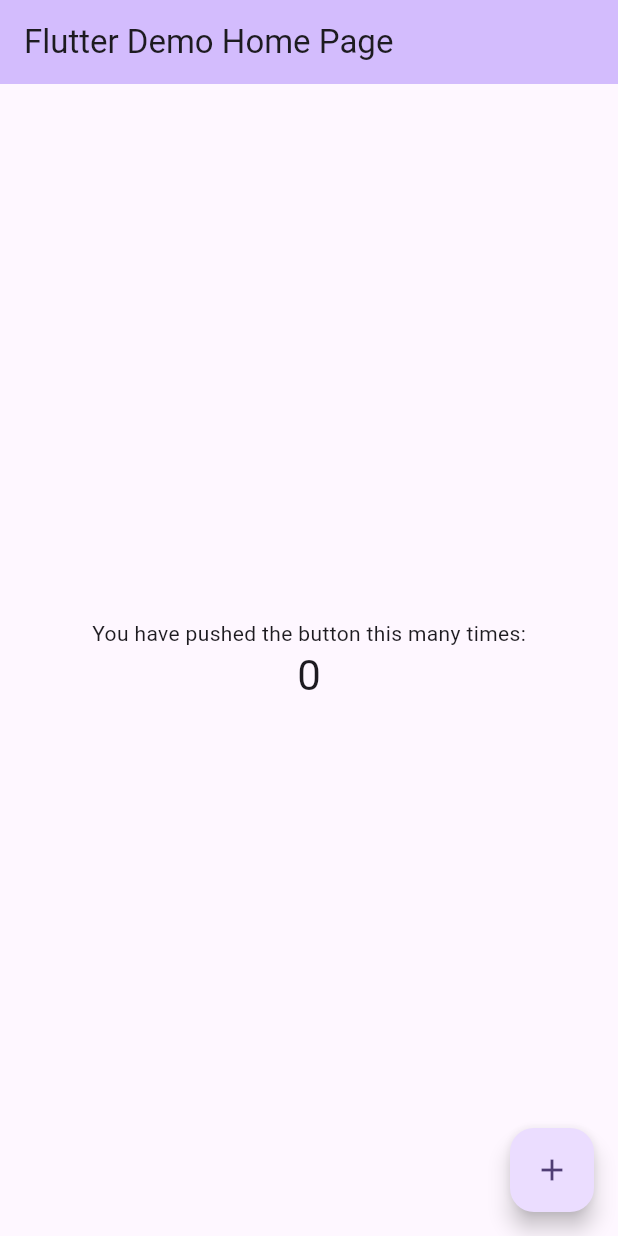
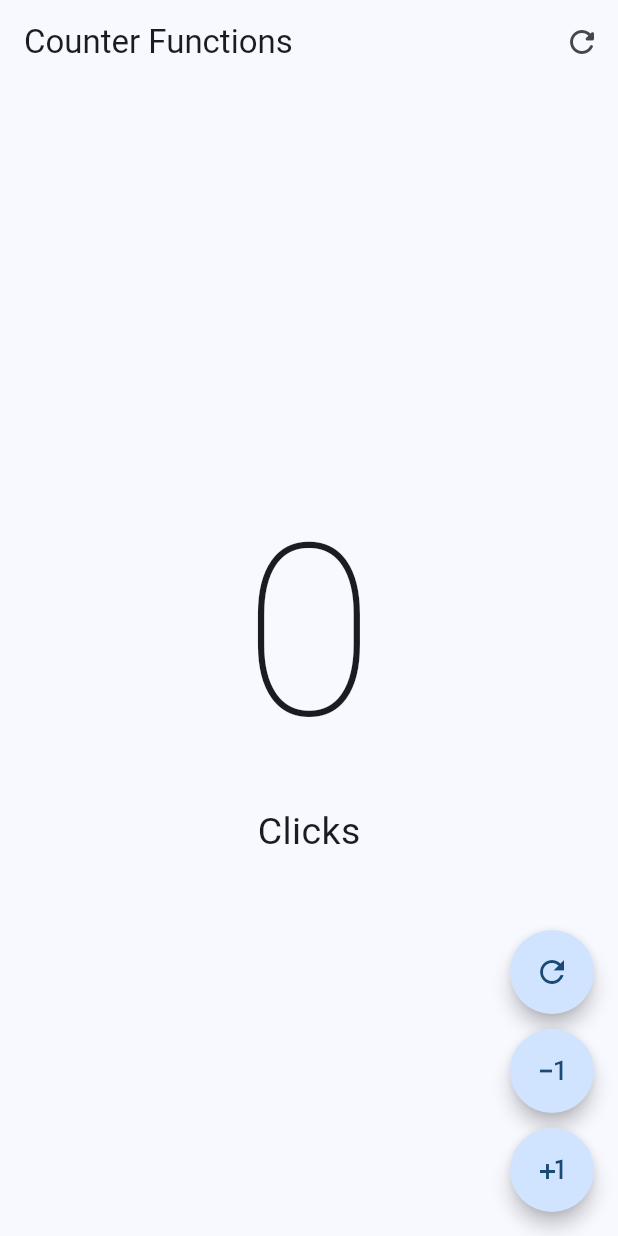
Before and after one commit to smaringen/FlutterLearning, a Flutter app: the screen it shows after launch, on a phone screen of 412 x 824 dp. Run offline on Flutter 3.47's test engine with Material 3 defaults, Android fonts, the phone set to English and light mode, and no system bars.

Commit message:
Aplicaciópn contador

```diff
--- a/hello_world_app/analysis_options.yaml
+++ b/hello_world_app/analysis_options.yaml
@@ -21,8 +21,8 @@ linter:
   # `// ignore_for_file: name_of_lint` syntax on the line or in the file
   # producing the lint.
   rules:
-    # avoid_print: false  # Uncomment to disable the `avoid_print` rule
-    # prefer_single_quotes: true  # Uncomment to enable the `prefer_single_quotes` rule
+    avoid_print: true  # Uncomment to disable the `avoid_print` rule
+    prefer_single_quotes: true  # Uncomment to enable the `prefer_single_quotes` rule
 
 # Additional information about this file can be found at
 # https://dart.dev/guides/language/analysis-options
--- a/hello_world_app/lib/main.dart
+++ b/hello_world_app/lib/main.dart
@@ -1,4 +1,5 @@
 import 'package:flutter/material.dart';
+import 'package:hello_world_app/presentation/screens/counter/counter_functions_screen.dart';
 
 void main() {
   runApp(const MyApp());
@@ -7,119 +8,14 @@ void main() {
 class MyApp extends StatelessWidget {
   const MyApp({super.key});
 
-  // This widget is the root of your application.
   @override
   Widget build(BuildContext context) {
     return MaterialApp(
-      title: 'Flutter Demo',
+      debugShowCheckedModeBanner: false,
       theme: ThemeData(
-        // This is the theme of your application.
-        //
-        // TRY THIS: Try running your application with "flutter run". You'll see
-        // the application has a purple toolbar. Then, without quitting the app,
-        // try changing the seedColor in the colorScheme below to Colors.green
-        // and then invoke "hot reload" (save your changes or press the "hot
-        // reload" button in a Flutter-supported IDE, or press "r" if you used
-        // the command line to start the app).
-        //
-        // Notice that the counter didn't reset back to zero; the application
-        // state is not lost during the reload. To reset the state, use hot
-        // restart instead.
-        //
-        // This works for code too, not just values: Most code changes can be
-        // tested with just a hot reload.
-        colorScheme: ColorScheme.fromSeed(seedColor: Colors.deepPurple),
-        useMaterial3: true,
+        colorSchemeSeed: Colors.blue
       ),
-      home: const MyHomePage(title: 'Flutter Demo Home Page'),
+      home: const CounterFunctionsScreen()
     );
   }
 }
-
-class MyHomePage extends StatefulWidget {
-  const MyHomePage({super.key, required this.title});
-
-  // This widget is the home page of your application. It is stateful, meaning
-  // that it has a State object (defined below) that contains fields that affect
-  // how it looks.
-
-  // This class is the configuration for the state. It holds the values (in this
-  // case the title) provided by the parent (in this case the App widget) and
-  // used by the build method of the State. Fields in a Widget subclass are
-  // always marked "final".
-
-  final String title;
-
-  @override
-  State<MyHomePage> createState() => _MyHomePageState();
-}
-
-class _MyHomePageState extends State<MyHomePage> {
-  int _counter = 0;
-
-  void _incrementCounter() {
-    setState(() {
-      // This call to setState tells the Flutter framework that something has
-      // changed in this State, which causes it to rerun the build method below
-      // so that the display can reflect the updated values. If we changed
-      // _counter without calling setState(), then the build method would not be
-      // called again, and so nothing would appear to happen.
-      _counter++;
-    });
-  }
-
-  @override
-  Widget build(BuildContext context) {
-    // This method is rerun every time setState is called, for instance as done
-    // by the _incrementCounter method above.
-    //
-    // The Flutter framework has been optimized to make rerunning build methods
-    // fast, so that you can just rebuild anything that needs updating rather
-    // than having to individually change instances of widgets.
-    return Scaffold(
-      appBar: AppBar(
-        // TRY THIS: Try changing the color here to a specific color (to
-        // Colors.amber, perhaps?) and trigger a hot reload to see the AppBar
-        // change color while the other colors stay the same.
-        backgroundColor: Theme.of(context).colorScheme.inversePrimary,
-        // Here we take the value from the MyHomePage object that was created by
-        // the App.build method, and use it to set our appbar title.
-        title: Text(widget.title),
-      ),
-      body: Center(
-        // Center is a layout widget. It takes a single child and positions it
-        // in the middle of the parent.
-        child: Column(
-          // Column is also a layout widget. It takes a list of children and
-          // arranges them vertically. By default, it sizes itself to fit its
-          // children horizontally, and tries to be as tall as its parent.
-          //
-          // Column has various properties to control how it sizes itself and
-          // how it positions its children. Here we use mainAxisAlignment to
-          // center the children vertically; the main axis here is the vertical
-          // axis because Columns are vertical (the cross axis would be
-          // horizontal).
-          //
-          // TRY THIS: Invoke "debug painting" (choose the "Toggle Debug Paint"
-          // action in the IDE, or press "p" in the console), to see the
-          // wireframe for each widget.
-          mainAxisAlignment: MainAxisAlignment.center,
-          children: <Widget>[
-            const Text(
-              'You have pushed the button this many times:',
-            ),
-            Text(
-              '$_counter',
-              style: Theme.of(context).textTheme.headlineMedium,
-            ),
-          ],
-        ),
-      ),
-      floatingActionButton: FloatingActionButton(
-        onPressed: _incrementCounter,
-        tooltip: 'Increment',
-        child: const Icon(Icons.add),
-      ), // This trailing comma makes auto-formatting nicer for build methods.
-    );
-  }
-}
--- /dev/null
+++ b/hello_world_app/lib/presentation/screens/counter/counter_functions_screen.dart
@@ -0,0 +1,92 @@
+import 'package:flutter/material.dart';
+
+class CounterFunctionsScreen extends StatefulWidget {
+  const CounterFunctionsScreen({super.key});
+
+  @override
+  State<CounterFunctionsScreen> createState() => _CounterFunctionsScreenState();
+}
+
+class _CounterFunctionsScreenState extends State<CounterFunctionsScreen> {
+  int clickCounter = 0;
+
+  @override
+  Widget build(BuildContext context) {
+    return Scaffold(
+        appBar: AppBar(
+          title: const Text('Counter Functions'),
+          actions: [
+            IconButton(
+                icon: const Icon(Icons.refresh_rounded),
+                onPressed: () {
+                  setState(() {
+                    clickCounter = 0;
+                  });
+                })
+          ],
+        ),
+        body: Center(
+          child: Column(
+            mainAxisAlignment: MainAxisAlignment.center,
+            children: [
+              Text(
+                '$clickCounter',
+                style:
+                    const TextStyle(fontSize: 160, fontWeight: FontWeight.w100),
+              ),
+              Text(
+                'Click${clickCounter == 1 ? '' : 's'}',
+                style: const TextStyle(fontSize: 25),
+              ),
+            ],
+          ),
+        ),
+        floatingActionButton: Column(
+          mainAxisAlignment: MainAxisAlignment.end,
+          children: [
+            CustomButton(
+              icon: Icons.refresh_outlined,
+              onPressed: () {
+                clickCounter = 0;
+                setState(() {});
+              },
+            ),
+            const SizedBox(height: 10),
+            CustomButton(
+              icon: Icons.exposure_minus_1_outlined,
+              onPressed: () {
+                if (clickCounter == 0) return;
+                clickCounter--;
+                setState(() {});
+              },
+            ),
+            const SizedBox(height: 10),
+            CustomButton(
+              icon: Icons.plus_one,
+              onPressed: () {
+                clickCounter++;
+                setState(() {});
+              },
+            ),
+          ],
+        ));
+  }
+}
+
+class CustomButton extends StatelessWidget {
+  final IconData icon;
+  final VoidCallback? onPressed;
+
+  const CustomButton({super.key, required this.icon, this.onPressed});
+
+  @override
+  Widget build(BuildContext context) {
+    return FloatingActionButton(
+      shape: const StadiumBorder(),
+      enableFeedback: true,
+      elevation: 5,
+      onPressed: onPressed,
+      child: Icon(icon),
+    );
+  }
+}
```
Also changed, not shown: hello_world_app/lib/presentation/screens/counter/counter_screen.dart (added, +43 -0 lines).
